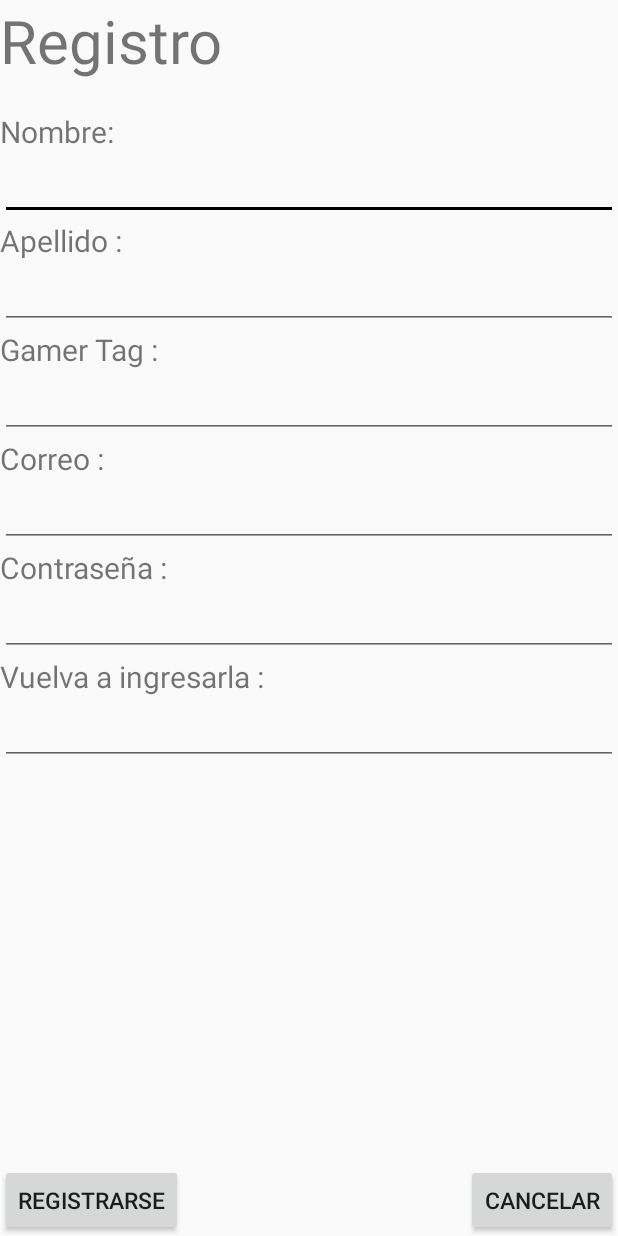
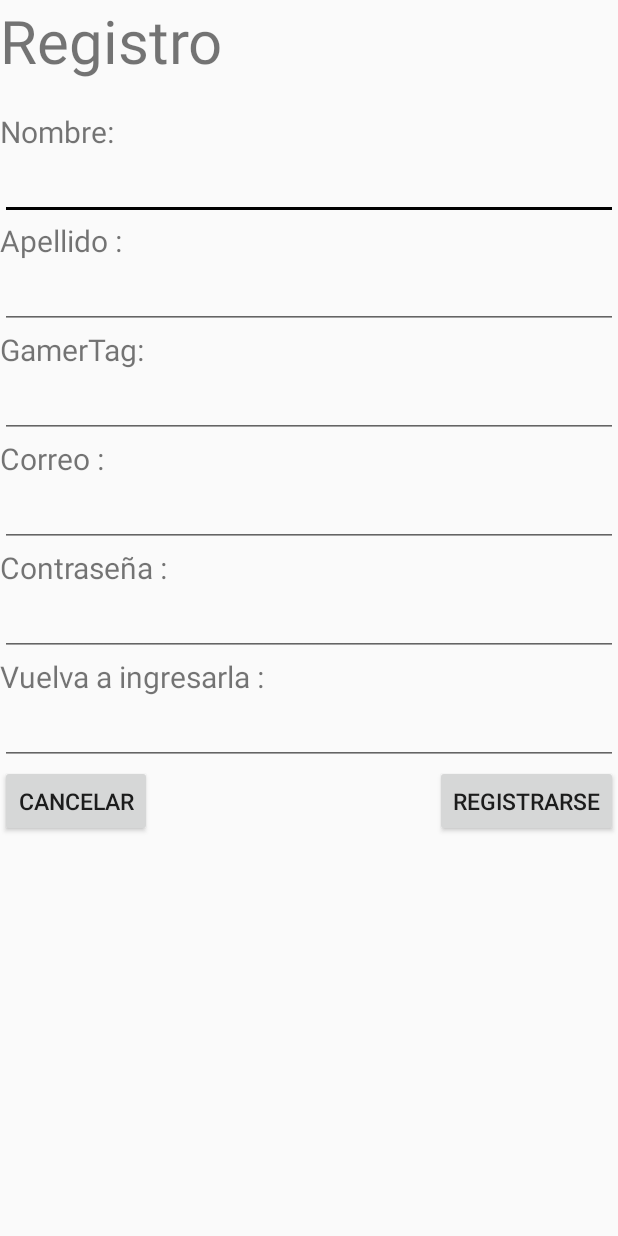
Before and after one commit to Relg99/GuessWho, an Android app: the screen it shows after launch (RegistroActivity), after a tap on "REGISTRO", on a phone screen of 412 x 824 dp. Run offline under Robolectric (Android 15) with nearby library versions, the phone set to English and light mode, and no system bars; our stand-ins replace Firebase (no records; nobody signed in at launch, a user with empty details on screens opened directly), Volley.

Commit message:
Bug del inicio de sesión arreglado, el registro ya está mas protegido uwu

```diff
--- a/app/src/main/java/com/rnagames/guesswho/LogInActivity.java
+++ b/app/src/main/java/com/rnagames/guesswho/LogInActivity.java
@@ -60,6 +60,7 @@ public class LogInActivity extends AppCompatActivity {
                             Intent i = new Intent(LogInActivity.this, MenuActivity.class);
                             i.putExtra("gamertag", etUsuario.getText().toString());
                             i.putExtra("lobby",1);
+                            i.putExtra("usuarioEnviado",1);
 
                             startActivity(i);
                         }else{
--- a/app/src/main/java/com/rnagames/guesswho/MenuActivity.java
+++ b/app/src/main/java/com/rnagames/guesswho/MenuActivity.java
@@ -16,27 +16,28 @@ import com.google.firebase.database.FirebaseDatabase;
 import com.google.firebase.database.ValueEventListener;
 
 public class MenuActivity extends AppCompatActivity {
-
+//IP: 35.232.124.181
     private static final String TAG = "MENSAJEEEE";
     public String gamertag;
     public int res = 1;
-    public boolean sesionIniciada = false;
     public Button bRegistro;
-
+    public boolean sesionIniciada;
     @Override
     protected void onCreate(Bundle savedInstanceState) {
 
         super.onCreate(savedInstanceState);
         setContentView(R.layout.activity_menu);
         bRegistro = findViewById(R.id.bRegistro);
-        String nombreUsuario = "Ricardo";
-        Bundle recibirUsuario = getIntent().getExtras();
-        checkInicioSesion(recibirUsuario);
+        sesionIniciada=false;
+
+            Bundle recibirUsuario = getIntent().getExtras();
+            checkInicioSesion(recibirUsuario);
+
         // Write a message to the database
         FirebaseDatabase database = FirebaseDatabase.getInstance();
         DatabaseReference myRef = database.getReference("message");
         DatabaseReference animalRef = database.getReference("Animal/Gato");
-        DatabaseReference crearPartidaRef = database.getReference("Juego/" + nombreUsuario);
+        DatabaseReference crearPartidaRef = database.getReference("Juego/" + "");
 
         animalRef.setValue("Blanco");
         crearPartidaRef.setValue(1);
@@ -120,7 +121,8 @@ public class MenuActivity extends AppCompatActivity {
 
     public void checkInicioSesion(Bundle recibirUsuario) {
 
-        if (recibirUsuario != null) {
+    if(recibirUsuario!=null) {
+        if (recibirUsuario.getInt("usuarioEnviado") == 1) {
             gamertag = recibirUsuario.getString("gamertag");
             sesionIniciada = true;
             bRegistro.setText("Cerrar Sesion");
@@ -130,7 +132,10 @@ public class MenuActivity extends AppCompatActivity {
                 startActivity(i);
             }
         }
+    }
+
+        }
 
 
-    }
+
 }
--- a/app/src/main/res/layout/activity_registro.xml
+++ b/app/src/main/res/layout/activity_registro.xml
@@ -31,7 +31,8 @@
         android:id="@+id/etNombre"
         android:maxLines="1"
         android:layout_width="match_parent"
-        android:layout_height="wrap_content" />
+        android:layout_height="wrap_content"
+       />
 
     <TextView
         android:id="@+id/tvApellido"
@@ -49,7 +50,7 @@
 
     <TextView
         android:id="@+id/tvGamerTag"
-        android:text="Gamer Tag :"
+        android:text="GamerTag:"
         android:textSize="20sp"
         android:layout_width="match_parent"
         android:layout_height="wrap_content"/>
@@ -115,8 +116,8 @@
             android:id="@+id/bVerificarInformacion"
             android:layout_width="wrap_content"
             android:layout_height="wrap_content"
-            android:layout_alignParentBottom="true"
-            android:layout_alignParentStart="true"
+            android:layout_alignParentEnd="true"
+            android:layout_alignParentTop="true"
             android:onClick="clickVerificar"
             android:text="Registrarse"
             android:textSize="15dp" />
@@ -125,8 +126,8 @@
             android:id="@+id/bCancelar"
             android:layout_width="wrap_content"
             android:layout_height="wrap_content"
-            android:layout_alignParentBottom="true"
-            android:layout_alignParentEnd="true"
+            android:layout_alignParentStart="true"
+            android:layout_alignParentTop="true"
             android:onClick="clickCancelar"
             android:text="Cancelar"
             android:textSize="15dp" />
--- /dev/null
+++ b/app/src/main/res/layout/personajes_adapter.xml
@@ -0,0 +1,6 @@
+<?xml version="1.0" encoding="utf-8"?>
+<android.support.constraint.ConstraintLayout
+    xmlns:android="http://schemas.android.com/apk/res/android" android:layout_width="match_parent"
+    android:layout_height="match_parent">
+
+</android.support.constraint.ConstraintLayout>
```
Also changed, not shown: app/src/main/java/com/rnagames/guesswho/RegistroActivity.java (+36 -7 lines).
